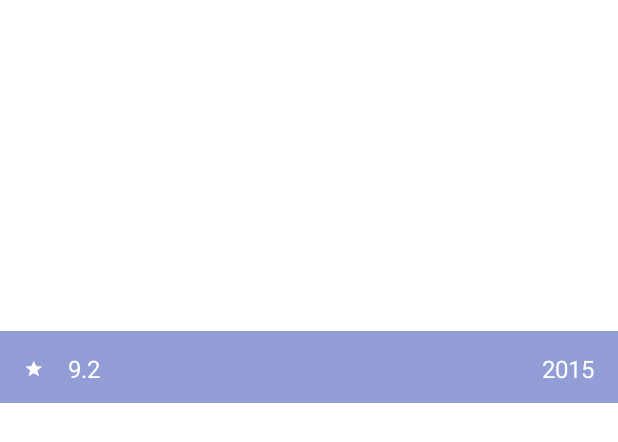
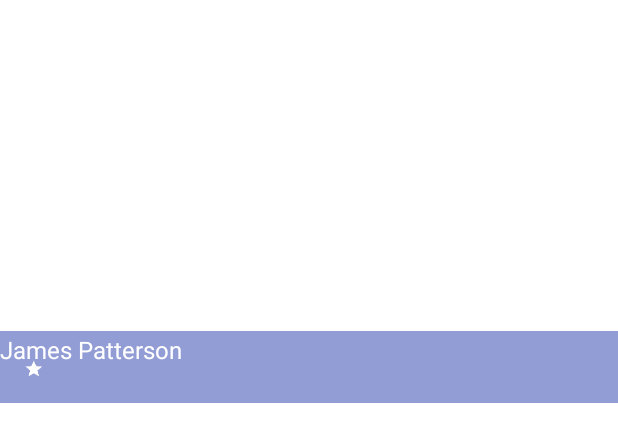
Before and after one commit to sengopal/AuthorFollow, an Android app: the layout grid_item_column.xml on its own in the app's theme, with its tools: preview values and no code run, on a phone screen of 412 x 824 dp. Shown: the top 442 px of the screen. Run offline under Robolectric (Android 15) with nearby library versions, the phone set to English and light mode, and no system bars.

Commit message:
fixes for other detail page items

```diff
--- a/app/src/main/java/com/capstone/authorfollow/CommonUtil.java
+++ b/app/src/main/java/com/capstone/authorfollow/CommonUtil.java
@@ -28,4 +28,8 @@ public class CommonUtil {
         return (cm.getActiveNetworkInfo() != null && cm.getActiveNetworkInfo().isAvailable()
                 && cm.getActiveNetworkInfo().isConnected());
     }
+
+    public static boolean isEmpty(String s){
+        return (null==s || s.length()==0);
+    }
 }
--- a/app/src/main/res/layout/grid_item_column.xml
+++ b/app/src/main/res/layout/grid_item_column.xml
@@ -24,26 +24,11 @@
         <TextView
             android:layout_width="wrap_content"
             android:layout_height="wrap_content"
-            android:id="@+id/grid_item_sort_type_text_view"
+            android:id="@+id/grid_item_author_text_view"
             android:textColor="@color/colorTextWhite"
             android:textSize="@dimen/grid_text_size"
-            tools:text="9.2"
-            android:layout_centerVertical="true"
-            android:layout_toLeftOf="@+id/grid_item_release_date_text_view"
-            android:layout_toRightOf="@+id/grid_item_sort_type_image_view"
-            android:layout_toEndOf="@+id/grid_item_sort_type_image_view" />
-
-        <TextView
-            android:layout_width="wrap_content"
-            android:layout_height="wrap_content"
-            android:id="@+id/grid_item_release_date_text_view"
-            android:textColor="@color/colorTextWhite"
-            android:textSize="@dimen/grid_text_size"
-            tools:text="2015"
-            android:paddingRight="@dimen/grid_text_padding"
-            android:layout_alignTop="@+id/grid_item_sort_type_text_view"
-            android:layout_alignParentRight="true"
-            android:layout_alignParentEnd="true" />
+            tools:text="James Patterson"
+            android:paddingRight="@dimen/grid_text_padding"/>
 
         <ImageView
             android:id="@+id/grid_item_sort_type_image_view"
--- a/app/src/main/res/layout/inc_movie_detail.xml
+++ b/app/src/main/res/layout/inc_movie_detail.xml
@@ -48,6 +48,7 @@
                     tools:text="4.4" />
 
                 <RatingBar
+                    android:id="@+id/movie_detail_rating_value_view"
                     android:rating="4.4"
                     android:numStars="5"
                     android:layout_width="wrap_content"
--- a/app/src/main/res/values-sw600dp/dimens.xml
+++ b/app/src/main/res/values-sw600dp/dimens.xml
@@ -4,7 +4,7 @@
     <dimen name="no_movies_text_size">24dp</dimen>
     <dimen name="spacing">1dp</dimen>
     <dimen name="grid_column_height">245dp</dimen>
-    <dimen name="grid_text_size">22sp</dimen>
+    <dimen name="grid_text_size">18sp</dimen>
     <dimen name="detail_poster_image_margin_left">30dp</dimen>
     <dimen name="detail_poster_image_margin_bottom">20dp</dimen>
     <dimen name="text_margin_top">16sp</dimen>
--- a/app/src/main/res/values/strings.xml
+++ b/app/src/main/res/values/strings.xml
@@ -9,7 +9,8 @@
     <string name="Trailers">Trailers</string>
     <string name="a11y_movie_title">Movie title: <xliff:g id="movie">%1$s</xliff:g></string>
     <string name="a11y_movie_overview">Movie overview: <xliff:g id="overview">%1$s</xliff:g></string>
-    <string name="a11y_movie_year">Movie year of release: <xliff:g id="year">%1$s</xliff:g></string>
+    <string name="a11y_book_author">Author of book: <xliff:g id="year">%1$s</xliff:g></string>
+    <string name="a11y_book_year">Date of release: <xliff:g id="year">%1$s</xliff:g></string>
     <string name="a11y_movie_rate">Movie rating: <xliff:g id="rate">%1$s</xliff:g></string>
     <string name="no_internet_connection">No internet connection</string>
     <string name="trailer">Trailer</string>
@@ -21,4 +22,5 @@
     <string name="PublishedOn">Published On</string>
     <string name="ISBN">ISBN</string>
     <string name="find_out_more">Find out more at </string>
+    <string name="not_rated">Not Rated</string>
 </resources>
```
Also changed, not shown: app/src/main/java/com/capstone/authorfollow/BookDetailFragment.java (+29 -15 lines), app/src/main/java/com/capstone/authorfollow/BookGridAdaptor.java (+4 -8 lines), app/src/main/java/com/capstone/authorfollow/data/types/UpcomingBook.java (+80 -33 lines), app/src/main/java/com/capstone/authorfollow/service/BooksDataLoader.java (+27 -4 lines), app/src/main/java/com/capstone/authorfollow/service/Services.java (+32 -0 lines), app/src/main/res/layout/inc_toolbar_movie_detail.xml (+6 -5 lines).
